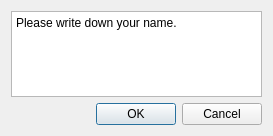
The window that src/ui/getName.ui (cycleke/FaceRecognition) describes before a commit, drawn with Qt 5.
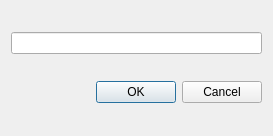
The same window after the commit.

```diff
--- a/src/ui/getName.ui
+++ b/src/ui/getName.ui
@@ -15,11 +15,7 @@
   </property>
   <layout class="QVBoxLayout" name="verticalLayout">
    <item>
-    <widget class="QPlainTextEdit" name="plainTextEdit">
-     <property name="plainText">
-      <string>Please write down your name.</string>
-     </property>
-    </widget>
+    <widget class="QLineEdit" name="lineEdit"/>
    </item>
    <item>
     <widget class="QDialogButtonBox" name="buttonBox">
```
